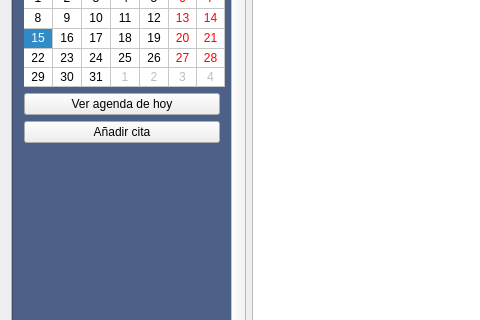
arcnexus/RedFoX, file Agenda/agendaform.ui: the form before one commit; both pictures show x 0 to 480 and y 146 to 466 of the 885 by 873 pixel window.
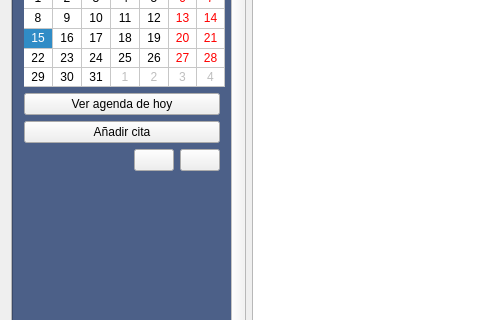
The form after the commit. Icons and pictures are not drawn.

Commit message: Zoom de agenda

Patch:
```diff
--- a/Agenda/agendaform.ui
+++ b/Agenda/agendaform.ui
@@ -158,6 +158,57 @@
             </property>
            </widget>
           </item>
+          <item>
+           <layout class="QHBoxLayout" name="horizontalLayout">
+            <item>
+             <spacer name="horizontalSpacer">
+              <property name="orientation">
+               <enum>Qt::Horizontal</enum>
+              </property>
+              <property name="sizeHint" stdset="0">
+               <size>
+                <width>40</width>
+                <height>20</height>
+               </size>
+              </property>
+             </spacer>
+            </item>
+            <item>
+             <widget class="QPushButton" name="btn_zoomIn">
+              <property name="text">
+               <string/>
+              </property>
+              <property name="icon">
+               <iconset resource="../terra.qrc">
+                <normaloff>:/Icons/PNG/magnifier_zoom_in.png</normaloff>:/Icons/PNG/magnifier_zoom_in.png</iconset>
+              </property>
+              <property name="iconSize">
+               <size>
+                <width>20</width>
+                <height>20</height>
+               </size>
+              </property>
+             </widget>
+            </item>
+            <item>
+             <widget class="QPushButton" name="btn_zoomOut">
+              <property name="text">
+               <string/>
+              </property>
+              <property name="icon">
+               <iconset resource="../terra.qrc">
+                <normaloff>:/Icons/PNG/magnifier_zoom_out.png</normaloff>:/Icons/PNG/magnifier_zoom_out.png</iconset>
+              </property>
+              <property name="iconSize">
+               <size>
+                <width>20</width>
+                <height>20</height>
+               </size>
+              </property>
+             </widget>
+            </item>
+           </layout>
+          </item>
           <item>
            <spacer name="verticalSpacer">
             <property name="orientation">
```
The commit also changes 7 other files.
